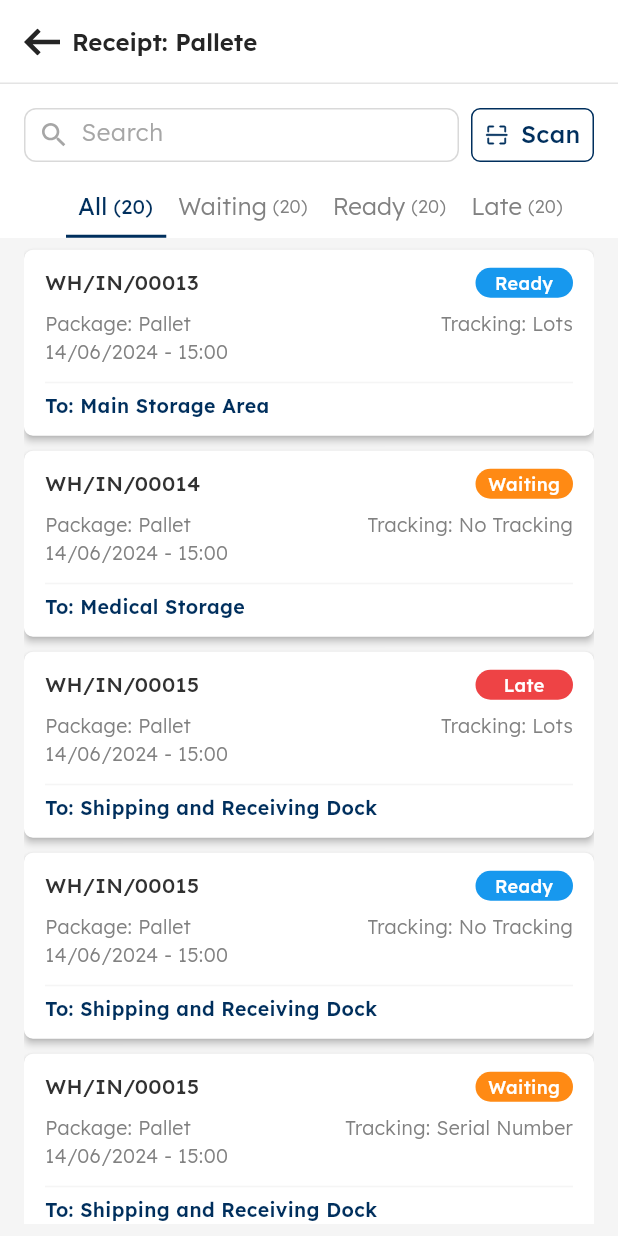
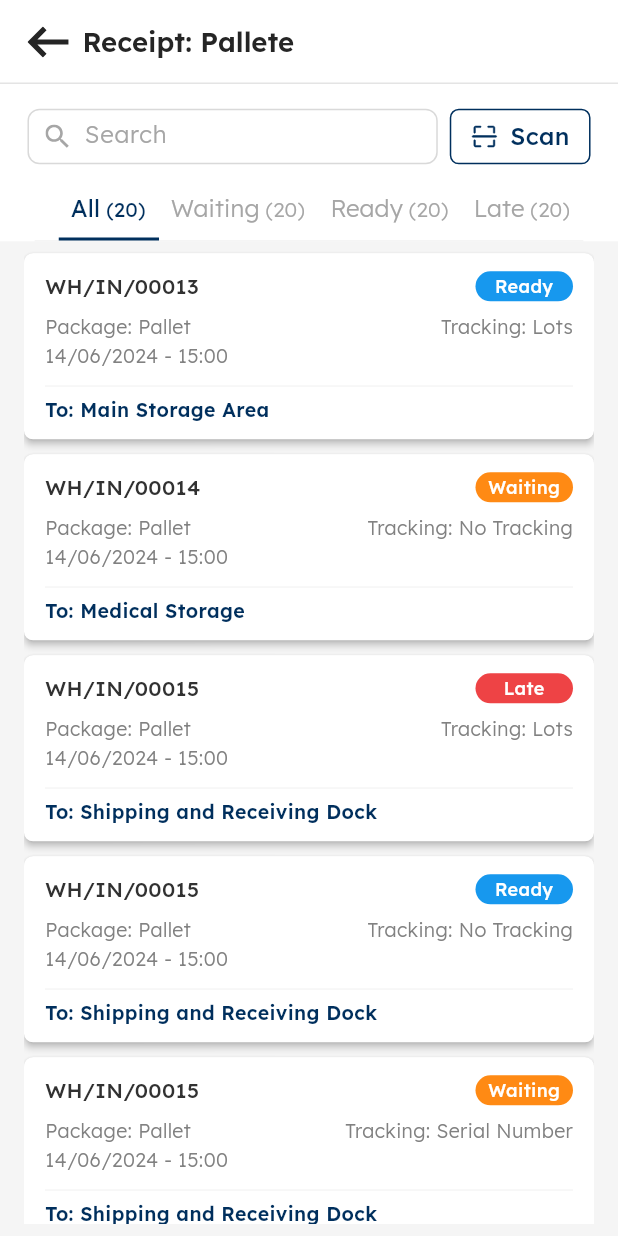
Before and after one commit to teguhw-scaleocean/inventory_3, a Flutter app: the ReceiptListScreen screen opened directly, on a phone screen of 412 x 824 dp. Run offline on Flutter 3.47's test engine with Material 3 defaults, Android fonts, the phone set to English and light mode, and no system bars; our stand-ins replace device_preview, flutter_dash, flutter_screenutil, flutter_svg.

Commit message:
appbar, search-bar, tab-bar font-size and padding

```diff
--- a/lib/common/components/custom_app_bar.dart
+++ b/lib/common/components/custom_app_bar.dart
@@ -1,5 +1,6 @@
 import 'package:flutter/cupertino.dart';
 import 'package:flutter/material.dart';
+import 'package:flutter_screenutil/flutter_screenutil.dart';
 import 'package:flutter_svg/flutter_svg.dart';
 import 'package:inventory_v3/common/constants/local_images.dart';
 
@@ -21,9 +22,9 @@ class CustomAppBar extends StatelessWidget implements PreferredSizeWidget {
     return PreferredSize(
       preferredSize: preferredSize,
       child: AppBar(
-        leadingWidth: 40,
+        leadingWidth: 40.w,
         leading: Container(
-          padding: const EdgeInsets.only(left: 16),
+          padding: EdgeInsets.only(left: 16.w),
           child: InkWell(
             onTap: () => Navigator.pop(context),
             child: SvgPicture.asset(LocalImages.backIcon),
@@ -33,7 +34,7 @@ class CustomAppBar extends StatelessWidget implements PreferredSizeWidget {
           title,
           style: BaseText.blackText16.copyWith(fontWeight: BaseText.semiBold),
         ),
-        titleSpacing: 8,
+        titleSpacing: 8.w,
         shape: const Border(
             bottom: BorderSide(
           color: ColorName.grey5Color,
--- a/lib/common/components/reusable_tab_bar.dart
+++ b/lib/common/components/reusable_tab_bar.dart
@@ -18,11 +18,12 @@ TabBar reusableTabBar({
       indicatorWeight: 1.5,
       indicatorPadding: const EdgeInsets.only(bottom: 0),
       indicatorSize: TabBarIndicatorSize.tab,
+      // indicator:
       labelPadding: const EdgeInsets.only(top: 8, bottom: 8, left: 8, right: 9),
       labelColor: ColorName.mainColor,
-      unselectedLabelColor: ColorName.grey1Color,
+      unselectedLabelColor: ColorName.grey2Color,
       labelStyle: BaseText.mainText14.copyWith(fontWeight: BaseText.regular),
-      unselectedLabelStyle: BaseText.grey1Text14.copyWith(
+      unselectedLabelStyle: BaseText.grey2Text14.copyWith(
         fontWeight: BaseText.light,
       ),
       controller: tabController,
@@ -74,7 +75,7 @@ Row buildTabLabel({
                   style: (isSelected == true)
                       ? BaseText.mainText12
                           .copyWith(fontWeight: BaseText.regular)
-                      : BaseText.grey1Text12.copyWith(
+                      : BaseText.grey2Text12.copyWith(
                           fontWeight: BaseText.light,
                         ),
                 )
--- a/lib/common/theme/text/base_text.dart
+++ b/lib/common/theme/text/base_text.dart
@@ -73,6 +73,7 @@ class BaseText {
 
   // Grey Text 2
   static TextStyle grey2Text10 = grey2TextStyle.copyWith(fontSize: 10);
+  static TextStyle grey2Text12 = grey2TextStyle.copyWith(fontSize: 12.sp);
   static TextStyle grey2Text13 = grey2TextStyle.copyWith(fontSize: 13);
   static TextStyle grey2Text14 = grey2TextStyle.copyWith(fontSize: 14.sp);
 
@@ -82,7 +83,7 @@ class BaseText {
   static TextStyle blackText12 = blackTextStyle.copyWith(fontSize: 12);
   static TextStyle blackText14 = blackTextStyle.copyWith(fontSize: 14);
   static TextStyle blackText15 = blackTextStyle.copyWith(fontSize: 15);
-  static TextStyle blackText16 = black2TextStyle.copyWith(fontSize: 16);
+  static TextStyle blackText16 = black2TextStyle.copyWith(fontSize: 16.sp);
   static TextStyle blackText17 = black2TextStyle.copyWith(fontSize: 17);
 
   static TextStyle black2Text15 = black2TextStyle.copyWith(fontSize: 15);
--- a/lib/presentation/receipt/screens/receipt_list_screen.dart
+++ b/lib/presentation/receipt/screens/receipt_list_screen.dart
@@ -2,6 +2,7 @@ import 'dart:math';
 
 import 'package:flutter/cupertino.dart';
 import 'package:flutter/material.dart';
+import 'package:flutter_screenutil/flutter_screenutil.dart';
 import 'package:flutter_svg/flutter_svg.dart';
 import 'package:inventory_v3/data/model/receipt.dart';
 import 'package:inventory_v3/presentation/receipt/screens/receipt_screen.dart';
@@ -112,14 +113,14 @@ class _ReceiptListScreenState extends State<ReceiptListScreen>
         body: Column(
           children: [
             SizedBox(
-              height: 62,
+              height: 62.h,
               child: Padding(
-                padding: const EdgeInsets.fromLTRB(16, 16, 16, 10),
+                padding: EdgeInsets.fromLTRB(16.w, 16.h, 16.w, 10.h),
                 child: Row(
                   children: [
                     Flexible(
                       child: SizedBox(
-                        height: 36,
+                        height: 36.h,
                         child: SearchBarBorder(
                           context,
                           controller: searchController,
@@ -139,6 +140,14 @@ class _ReceiptListScreenState extends State<ReceiptListScreen>
             Container(
               // height: 32,
               // width: double.infinity,
+              decoration: const BoxDecoration(
+                border: Border(
+                  bottom: BorderSide(
+                    color: ColorName.borderColor,
+                    width: 0.5,
+                  ),
+                ),
+              ),
               padding: const EdgeInsets.only(left: 16),
               child: reusableTabBar(
                 tabs: tabs.map((e) {
@@ -174,8 +183,8 @@ class _ReceiptListScreenState extends State<ReceiptListScreen>
       onTap: () => Navigator.push(
           context, MaterialPageRoute(builder: (context) => ReceiptScreen())),
       child: Container(
-        height: 36,
-        width: 82,
+        height: 36.h,
+        width: 82.w,
         decoration: BoxDecoration(
           borderRadius: BorderRadius.circular(6),
           border: Border.all(color: ColorName.mainColor),
@@ -185,14 +194,14 @@ class _ReceiptListScreenState extends State<ReceiptListScreen>
           mainAxisAlignment: MainAxisAlignment.center,
           mainAxisSize: MainAxisSize.min,
           children: [
-            SizedBox(
-              height: 16,
-              width: 16,
-              child: SvgPicture.asset(LocalImages.scanIcons),
+            SvgPicture.asset(
+              LocalImages.scanIcons,
+              height: 16.w,
+              width: 16.w,
             ),
             8.width,
             LimitedBox(
-              maxHeight: 16,
+              maxHeight: 16.h,
               child: Text(
                 "Scan",
                 style: BaseText.mainText14.copyWith(
```
